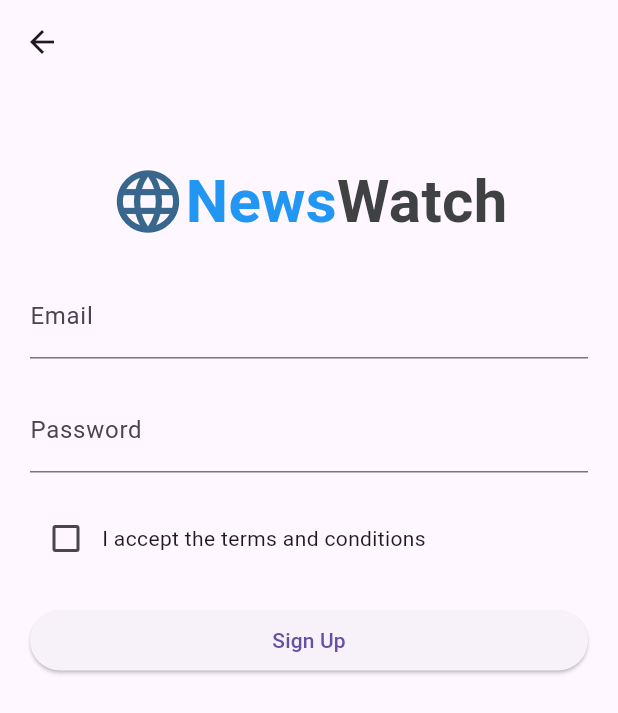
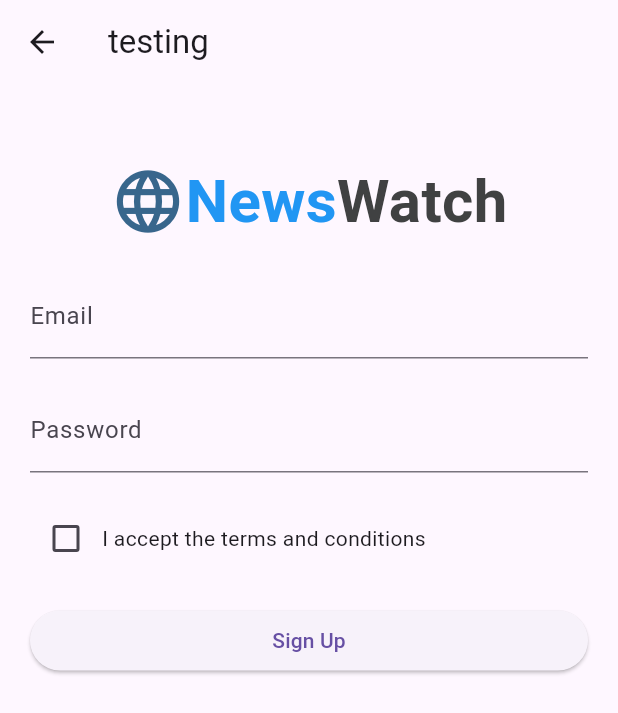
Before and after one commit to alishghemosu/News-App, a Flutter app: the SignUpPage screen opened directly, on a phone screen of 412 x 824 dp. Shown: the top 713 px of the screen. Run offline on Flutter 3.47's test engine with Material 3 defaults, Android fonts, the phone set to English and light mode, and no system bars.

Commit message:
added appbar text

```diff
--- a/lib/screen/sign_up.dart
+++ b/lib/screen/sign_up.dart
@@ -6,7 +6,9 @@ class SignUpPage extends StatelessWidget {
   @override
   Widget build(BuildContext context) {
     return Scaffold(
-      appBar: AppBar(),
+      appBar: AppBar(
+        title: const Text("testing"),
+      ),
       body: const Column(
         children: [
           Padding(
```
